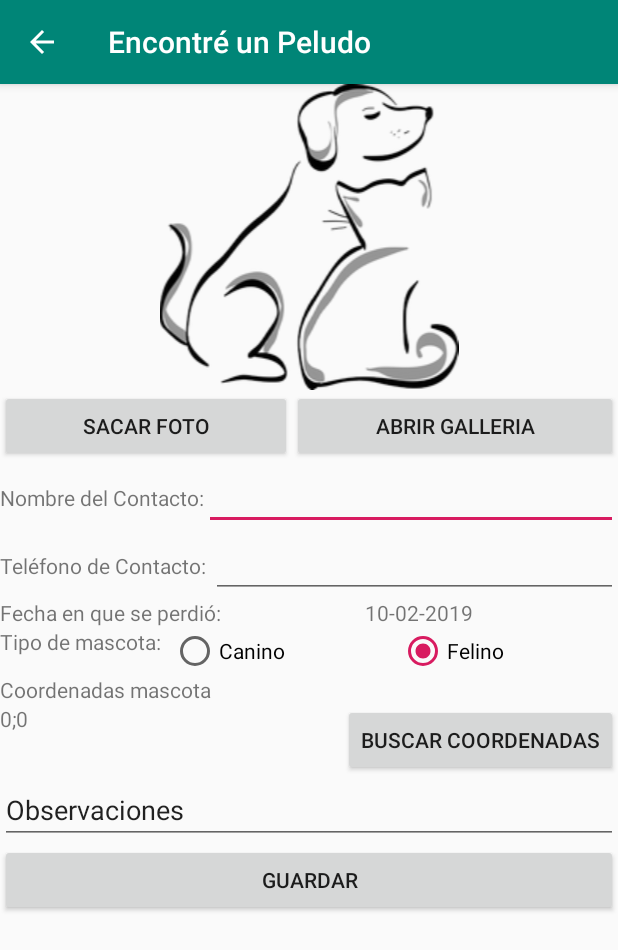
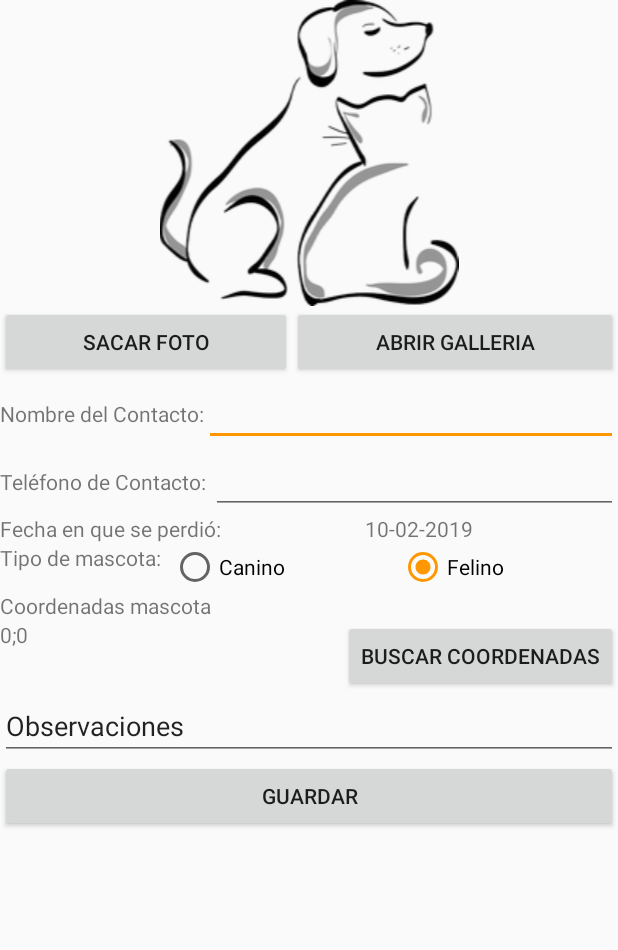
Before and after one commit to Brunix2018/TP_Huellitas, an Android app: the screen it shows after launch (MainActivity), in the side drawer, after a tap on "Encontré un Peludo", on a phone screen of 412 x 824 dp. Shown: the top 950 px of the screen. Run offline under Robolectric (Android 15) with nearby library versions, the phone set to English and light mode, and no system bars.

Commit message:
Se corrigen errores en el ciclo de vida de los fragment, 3er etapa

```diff
--- a/app/src/main/java/ar/edu/utn/frsf/isi/dam/TP_Huellitas/MainActivity.java
+++ b/app/src/main/java/ar/edu/utn/frsf/isi/dam/TP_Huellitas/MainActivity.java
@@ -54,7 +54,7 @@ public class MainActivity extends AppCompatActivity implements FragmentManager.O
         setContentView(R.layout.activity_main);
         getSupportFragmentManager().addOnBackStackChangedListener(this);
         //Handle when activity is recreated like on orientation Change
-        shouldDisplayHomeUp();
+        //shouldDisplayHomeUp();
 
         drawerLayout = (DrawerLayout)findViewById(R.id.drawer_layout);
         navView = (NavigationView)findViewById(R.id.navview);
@@ -145,7 +145,8 @@ public class MainActivity extends AppCompatActivity implements FragmentManager.O
 
                             menuItem.setChecked(true);
 
-                            getSupportActionBar().setTitle(menuItem.getTitle());
+                            //getSupportActionBar().setTitle(menuItem.getTitle());
+
 
                         }
 
@@ -173,15 +174,23 @@ public class MainActivity extends AppCompatActivity implements FragmentManager.O
     }
 
     @Override
-    public void onBackStackChanged() {
-        shouldDisplayHomeUp();
+    public void onBackPressed() {
+        System.out.println("onBackPressed");
+        super.onBackPressed();
     }
 
-    public void shouldDisplayHomeUp(){
+    @Override
+    public void onBackStackChanged() {
+        System.out.println("onbackStackChanged");
+
+       // shouldDisplayHomeUp();
+    }
+
+ /*   public void shouldDisplayHomeUp(){
         //Enable Up button only  if there are entries in the back stack
         boolean canback = getSupportFragmentManager().getBackStackEntryCount()>0;
         getSupportActionBar().setDisplayHomeAsUpEnabled(canback);
-    }
+    }*/
 
 
     @Override
@@ -371,6 +380,7 @@ public class MainActivity extends AppCompatActivity implements FragmentManager.O
         getSupportFragmentManager()
                 .beginTransaction()
                 .replace(R.id.contenido, fragment, tag)
+                .addToBackStack(null)
                 .commitAllowingStateLoss();
     }
 
--- a/app/src/main/res/values/colors.xml
+++ b/app/src/main/res/values/colors.xml
@@ -1,6 +1,6 @@
 <?xml version="1.0" encoding="utf-8"?>
 <resources>
-    <color name="colorPrimary">#008577</color>
-    <color name="colorPrimaryDark">#00574B</color>
-    <color name="colorAccent">#D81B60</color>
+    <color name="colorPrimary">#FFC107</color>
+    <color name="colorPrimaryDark">#FFC107</color>
+    <color name="colorAccent">#FF9800</color>
 </resources>
--- a/app/src/main/res/values/styles.xml
+++ b/app/src/main/res/values/styles.xml
@@ -1,7 +1,7 @@
 <resources>
 
     <!-- Base application theme. -->
-    <style name="AppTheme" parent="Theme.AppCompat.Light.DarkActionBar">
+    <style name="AppTheme" parent="Theme.AppCompat.Light.NoActionBar">
         <!-- Customize your theme here. -->
         <item name="colorPrimary">@color/colorPrimary</item>
         <item name="colorPrimaryDark">@color/colorPrimaryDark</item>
```
